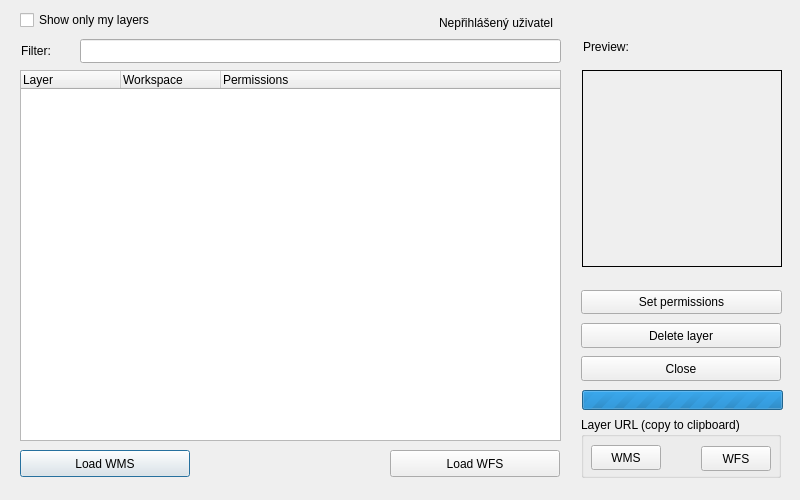
Old version of the form dlg_addLayer.ui in the repository LESPROJEKT/qgis-layman-plugin.
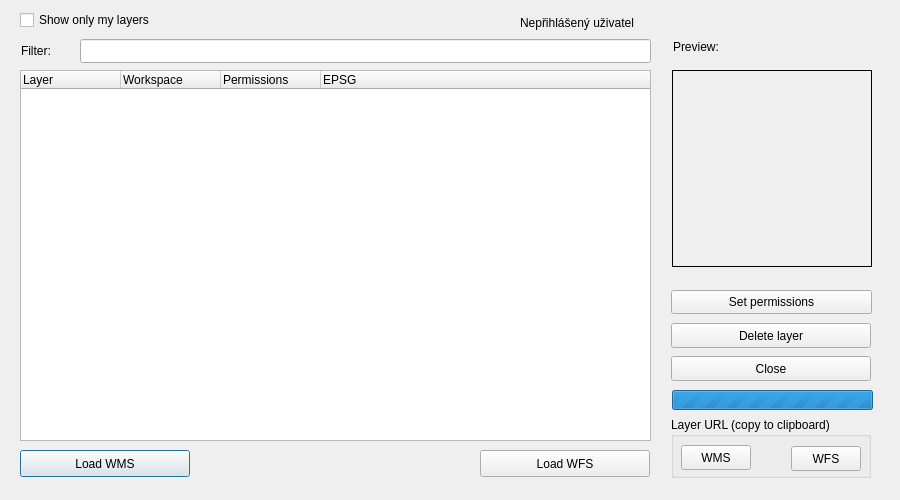
New version of the form. Custom widgets are drawn as their Qt base class.

Commit message: sloupec epsg přidán

Patch:
```diff
--- a/dlg_addLayer.ui
+++ b/dlg_addLayer.ui
@@ -9,7 +9,7 @@
    <rect>
     <x>0</x>
     <y>0</y>
-    <width>800</width>
+    <width>900</width>
     <height>500</height>
    </rect>
   </property>
@@ -21,13 +21,13 @@
   </property>
   <property name="minimumSize">
    <size>
-    <width>800</width>
+    <width>900</width>
     <height>500</height>
    </size>
   </property>
   <property name="maximumSize">
    <size>
-    <width>800</width>
+    <width>900</width>
     <height>500</height>
    </size>
   </property>
@@ -52,7 +52,7 @@
     <rect>
      <x>20</x>
      <y>70</y>
-     <width>541</width>
+     <width>631</width>
      <height>371</height>
     </rect>
    </property>
@@ -74,11 +74,16 @@
      <string>Permissions</string>
     </property>
    </column>
+   <column>
+    <property name="text">
+     <string>EPSG</string>
+    </property>
+   </column>
   </widget>
   <widget class="QPushButton" name="pushButton_close">
    <property name="geometry">
     <rect>
-     <x>581</x>
+     <x>671</x>
      <y>356</y>
      <width>200</width>
      <height>25</height>
@@ -91,7 +96,7 @@
   <widget class="QLabel" name="label_thumbnail">
    <property name="geometry">
     <rect>
-     <x>582</x>
+     <x>672</x>
      <y>70</y>
      <width>200</width>
      <height>197</height>
@@ -107,7 +112,7 @@
   <widget class="QLabel" name="label_2">
    <property name="geometry">
     <rect>
-     <x>583</x>
+     <x>673</x>
      <y>40</y>
      <width>141</width>
      <height>13</height>
@@ -120,7 +125,7 @@
   <widget class="QPushButton" name="pushButton_layerRedirect">
    <property name="geometry">
     <rect>
-     <x>810</x>
+     <x>920</x>
      <y>260</y>
      <width>141</width>
      <height>27</height>
@@ -133,7 +138,7 @@
   <widget class="QPushButton" name="pushButton_wfs">
    <property name="geometry">
     <rect>
-     <x>390</x>
+     <x>480</x>
      <y>450</y>
      <width>170</width>
      <height>27</height>
@@ -146,7 +151,7 @@
   <widget class="QPushButton" name="pushButton_delete">
    <property name="geometry">
     <rect>
-     <x>581</x>
+     <x>671</x>
      <y>323</y>
      <width>200</width>
      <height>25</height>
@@ -159,7 +164,7 @@
   <widget class="QLabel" name="label_loading">
    <property name="geometry">
     <rect>
-     <x>810</x>
+     <x>920</x>
      <y>264</y>
      <width>141</width>
      <height>16</height>
@@ -175,7 +180,7 @@
    </property>
    <property name="geometry">
     <rect>
-     <x>582</x>
+     <x>672</x>
      <y>390</y>
      <width>201</width>
      <height>20</height>
@@ -191,7 +196,7 @@
   <widget class="QPushButton" name="pushButton_setPermissions">
    <property name="geometry">
     <rect>
-     <x>581</x>
+     <x>671</x>
      <y>290</y>
      <width>201</width>
      <height>24</height>
@@ -219,7 +224,7 @@
     <rect>
      <x>80</x>
      <y>39</y>
-     <width>481</width>
+     <width>571</width>
      <height>24</height>
     </rect>
    </property>
@@ -252,7 +257,7 @@
   <widget class="QLabel" name="label_noUser">
    <property name="geometry">
     <rect>
-     <x>439</x>
+     <x>520</x>
      <y>13</y>
      <width>131</width>
      <height>20</height>
@@ -265,7 +270,7 @@
   <widget class="QGroupBox" name="groupBox">
    <property name="geometry">
     <rect>
-     <x>581</x>
+     <x>671</x>
      <y>417</y>
      <width>200</width>
      <height>61</height>
```
The commit also changes 2 other files.
